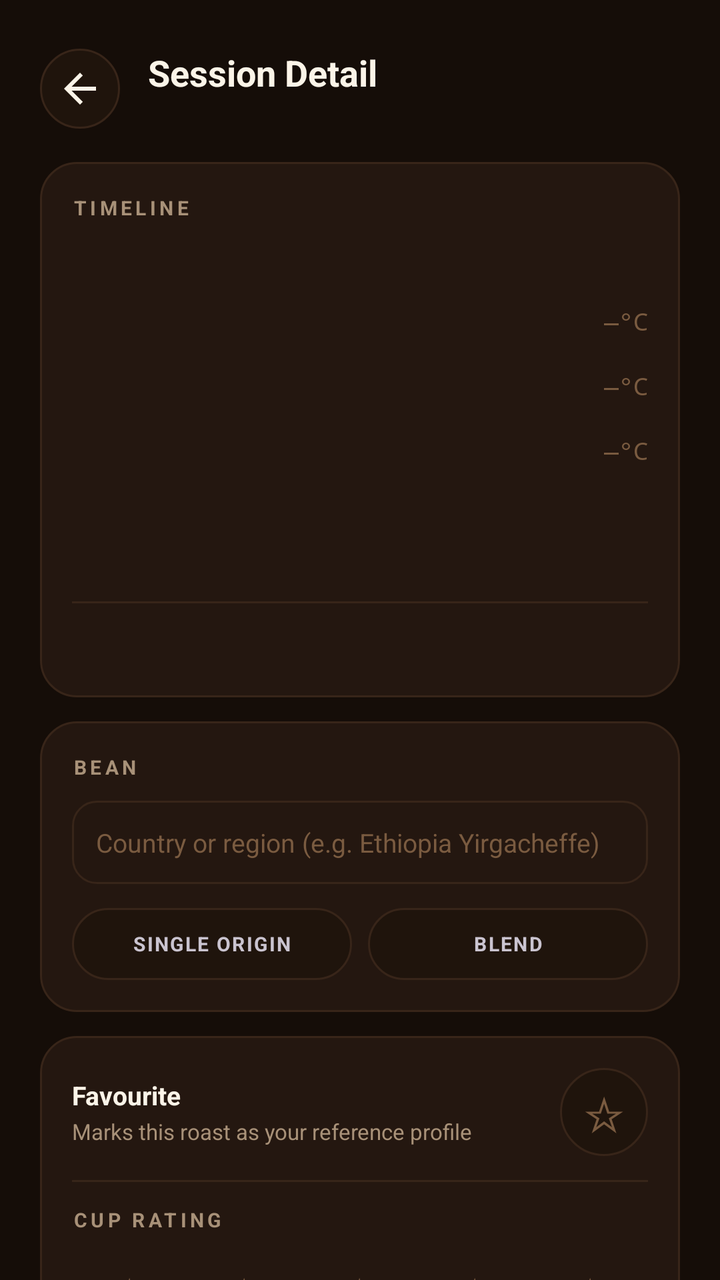
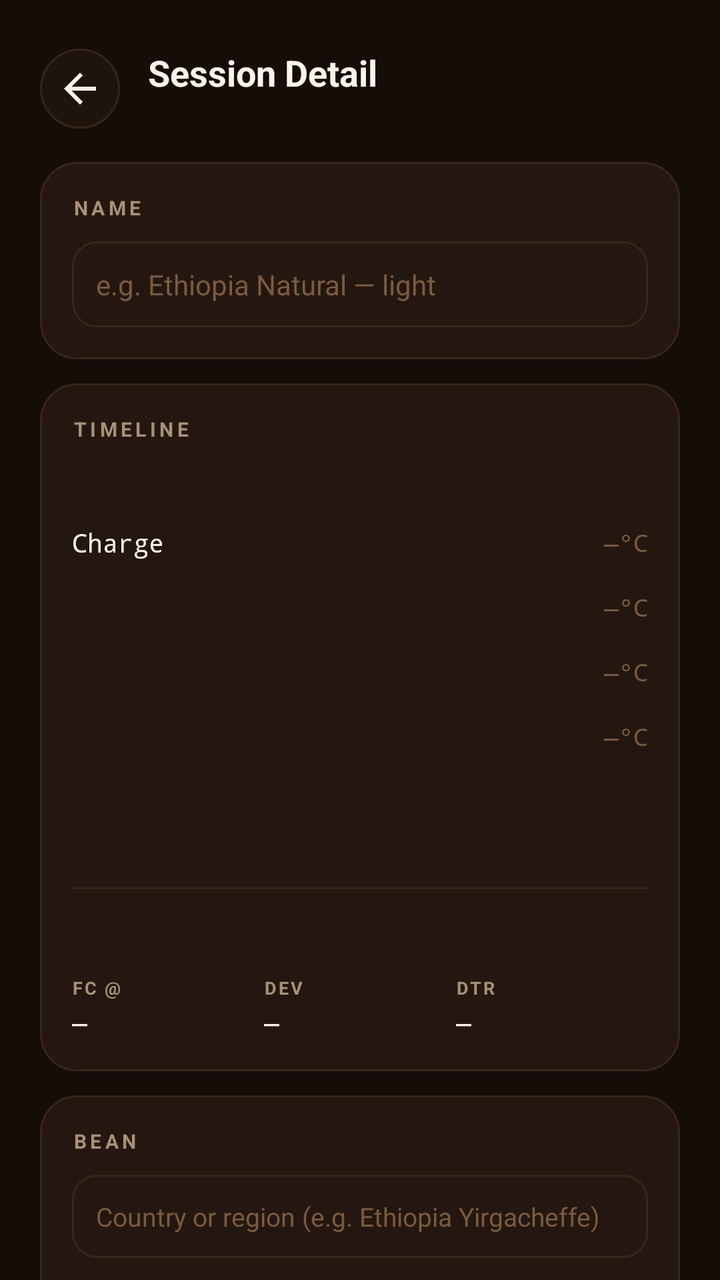

An Android layout rendered at two revisions. The XML below is the earlier revision; the diff shows what the commit changed to produce the second picture.
<!-- AndroidManifest.xml: application theme Theme.RoastCompanion -->
<!-- res/layout/fragment_session_detail.xml -->
<?xml version="1.0" encoding="utf-8"?>
<androidx.core.widget.NestedScrollView
    xmlns:android="http://schemas.android.com/apk/res/android"
    android:layout_width="match_parent"
    android:layout_height="match_parent"
    android:background="@color/lab_background"
    android:fitsSystemWindows="true"
    android:clipToPadding="false"
    android:paddingBottom="88dp">

    <LinearLayout
        android:layout_width="match_parent"
        android:layout_height="wrap_content"
        android:orientation="vertical"
        android:paddingHorizontal="@dimen/screen_padding"
        android:paddingTop="24dp">

        
        <LinearLayout
            android:layout_width="match_parent"
            android:layout_height="wrap_content"
            android:orientation="horizontal"
            android:gravity="center_vertical"
            android:layout_marginBottom="16dp">

            <ImageView
                android:id="@+id/btn_back"
                android:layout_width="40dp"
                android:layout_height="40dp"
                android:src="@drawable/ic_back"
                android:padding="8dp"
                android:background="@drawable/bg_phase_pill"
                android:contentDescription="Back" />

            <LinearLayout
                android:layout_width="0dp"
                android:layout_height="wrap_content"
                android:layout_weight="1"
                android:orientation="vertical"
                android:layout_marginStart="14dp">

                <TextView
                    android:layout_width="wrap_content"
                    android:layout_height="wrap_content"
                    android:text="@string/session_detail"
                    android:textColor="@color/lab_text"
                    android:textSize="18sp"
                    android:textStyle="bold" />

                <TextView
                    android:id="@+id/tv_session_date"
                    android:layout_width="wrap_content"
                    android:layout_height="wrap_content"
                    android:textColor="@color/lab_text_muted"
                    android:textSize="11sp"
                    android:layout_marginTop="2dp" />
            </LinearLayout>
        </LinearLayout>

        
        <LinearLayout
            android:layout_width="match_parent"
            android:layout_height="wrap_content"
            android:orientation="vertical"
            android:background="@drawable/bg_card_surface"
            android:padding="16dp"
            android:layout_marginBottom="12dp">

            <TextView
                android:layout_width="wrap_content"
                android:layout_height="wrap_content"
                android:text="TIMELINE"
                android:textColor="@color/lab_text_muted"
                android:textSize="10sp"
                android:textStyle="bold"
                android:letterSpacing="0.18"
                android:layout_marginBottom="12dp" />

            <TextView android:id="@+id/tv_start" android:layout_width="match_parent" android:layout_height="wrap_content"
                android:textColor="@color/lab_text" android:textSize="13sp" android:fontFamily="monospace" />

            
            <LinearLayout android:layout_width="match_parent" android:layout_height="wrap_content"
                android:orientation="horizontal" android:gravity="center_vertical" android:layout_marginTop="8dp">
                <TextView android:id="@+id/tv_fc_start" android:layout_width="0dp" android:layout_height="wrap_content"
                    android:layout_weight="1" android:textColor="@color/lab_text" android:textSize="13sp" android:fontFamily="monospace" />
                <EditText android:id="@+id/et_fc_start_temp" android:layout_width="80dp" android:layout_height="wrap_content"
                    android:hint="—°C" android:textColor="@color/lab_text" android:textColorHint="@color/lab_text_dim"
                    android:textSize="12sp" android:fontFamily="monospace" android:gravity="end"
                    android:inputType="numberDecimal" android:background="@null" android:importantForAutofill="no"
                    android:imeOptions="actionDone" android:paddingVertical="4dp" />
            </LinearLayout>

            
            <LinearLayout android:layout_width="match_parent" android:layout_height="wrap_content"
                android:orientation="horizontal" android:gravity="center_vertical" android:layout_marginTop="8dp">
                <TextView android:id="@+id/tv_fc_end" android:layout_width="0dp" android:layout_height="wrap_content"
                    android:layout_weight="1" android:textColor="@color/lab_text" android:textSize="13sp" android:fontFamily="monospace" />
                <EditText android:id="@+id/et_fc_end_temp" android:layout_width="80dp" android:layout_height="wrap_content"
                    android:hint="—°C" android:textColor="@color/lab_text" android:textColorHint="@color/lab_text_dim"
                    android:textSize="12sp" android:fontFamily="monospace" android:gravity="end"
                    android:inputType="numberDecimal" android:background="@null" android:importantForAutofill="no"
                    android:imeOptions="actionDone" android:paddingVertical="4dp" />
            </LinearLayout>

            
            <LinearLayout android:layout_width="match_parent" android:layout_height="wrap_content"
                android:orientation="horizontal" android:gravity="center_vertical" android:layout_marginTop="8dp">
                <TextView android:id="@+id/tv_sc" android:layout_width="0dp" android:layout_height="wrap_content"
                    android:layout_weight="1" android:textColor="@color/lab_text" android:textSize="13sp" android:fontFamily="monospace" />
                <EditText android:id="@+id/et_sc_temp" android:layout_width="80dp" android:layout_height="wrap_content"
                    android:hint="—°C" android:textColor="@color/lab_text" android:textColorHint="@color/lab_text_dim"
                    android:textSize="12sp" android:fontFamily="monospace" android:gravity="end"
                    android:inputType="numberDecimal" android:background="@null" android:importantForAutofill="no"
                    android:imeOptions="actionDone" android:paddingVertical="4dp" />
            </LinearLayout>

            <TextView android:id="@+id/tv_cooling" android:layout_width="match_parent" android:layout_height="wrap_content"
                android:textColor="@color/lab_text" android:textSize="13sp" android:fontFamily="monospace" android:layout_marginTop="8dp" />
            <TextView android:id="@+id/tv_end" android:layout_width="match_parent" android:layout_height="wrap_content"
                android:textColor="@color/lab_text" android:textSize="13sp" android:fontFamily="monospace" android:layout_marginTop="8dp" />

            <View
                android:layout_width="match_parent"
                android:layout_height="1dp"
                android:background="@color/lab_border"
                android:layout_marginVertical="12dp" />

            <TextView android:id="@+id/tv_total" android:layout_width="match_parent" android:layout_height="wrap_content"
                android:textColor="@color/lab_amber" android:textSize="14sp" android:textStyle="bold" android:fontFamily="monospace" />
        </LinearLayout>

        
        <LinearLayout
            android:layout_width="match_parent"
            android:layout_height="wrap_content"
            android:orientation="vertical"
            android:background="@drawable/bg_card_surface"
            android:padding="16dp"
            android:layout_marginBottom="12dp">

            <TextView
                android:layout_width="wrap_content"
                android:layout_height="wrap_content"
                android:text="BEAN"
                android:textColor="@color/lab_text_muted"
                android:textSize="10sp"
                android:textStyle="bold"
                android:letterSpacing="0.18"
                android:layout_marginBottom="10dp" />

            <EditText
                android:id="@+id/et_bean_origin"
                android:layout_width="match_parent"
                android:layout_height="wrap_content"
                android:hint="Country or region (e.g. Ethiopia Yirgacheffe)"
                android:textColor="@color/lab_text"
                android:textColorHint="@color/lab_text_dim"
                android:textSize="13sp"
                android:background="@drawable/bg_search"
                android:padding="12dp"
                android:inputType="textCapWords"
                android:importantForAutofill="no"
                android:layout_marginBottom="12dp" />

            <LinearLayout
                android:layout_width="match_parent"
                android:layout_height="wrap_content"
                android:orientation="horizontal">

                <TextView
                    android:id="@+id/chip_single_origin"
                    android:layout_width="0dp"
                    android:layout_height="36dp"
                    android:layout_weight="1"
                    android:text="SINGLE ORIGIN"
                    android:textSize="10sp"
                    android:textStyle="bold"
                    android:letterSpacing="0.08"
                    android:gravity="center"
                    android:background="@drawable/bg_phase_pill"
                    android:layout_marginEnd="8dp" />

                <TextView
                    android:id="@+id/chip_blend"
                    android:layout_width="0dp"
                    android:layout_height="36dp"
                    android:layout_weight="1"
                    android:text="BLEND"
                    android:textSize="10sp"
                    android:textStyle="bold"
                    android:letterSpacing="0.08"
                    android:gravity="center"
                    android:background="@drawable/bg_phase_pill" />
            </LinearLayout>
        </LinearLayout>

        
        <LinearLayout
            android:layout_width="match_parent"
            android:layout_height="wrap_content"
            android:orientation="vertical"
            android:background="@drawable/bg_card_surface"
            android:padding="16dp"
            android:layout_marginBottom="12dp">

            <LinearLayout
                android:layout_width="match_parent"
                android:layout_height="wrap_content"
                android:orientation="horizontal"
                android:gravity="center_vertical">

                <LinearLayout
                    android:layout_width="0dp"
                    android:layout_height="wrap_content"
                    android:layout_weight="1"
                    android:orientation="vertical">

                    <TextView
                        android:layout_width="wrap_content"
                        android:layout_height="wrap_content"
                        android:text="@string/favourite_this_roast"
                        android:textColor="@color/lab_text"
                        android:textSize="13sp"
                        android:textStyle="bold" />

                    <TextView
                        android:layout_width="wrap_content"
                        android:layout_height="wrap_content"
                        android:text="@string/favourite_desc"
                        android:textColor="@color/lab_text_muted"
                        android:textSize="11sp"
                        android:layout_marginTop="2dp" />
                </LinearLayout>

                <TextView
                    android:id="@+id/btn_favorite"
                    android:layout_width="44dp"
                    android:layout_height="44dp"
                    android:text="☆"
                    android:textColor="@color/lab_text_dim"
                    android:textSize="24sp"
                    android:gravity="center"
                    android:background="@drawable/bg_phase_pill" />
            </LinearLayout>

            <View
                android:layout_width="match_parent"
                android:layout_height="1dp"
                android:background="@color/lab_border"
                android:layout_marginVertical="12dp" />

            <TextView
                android:layout_width="wrap_content"
                android:layout_height="wrap_content"
                android:text="@string/rating_label"
                android:textColor="@color/lab_text_muted"
                android:textSize="10sp"
                android:textStyle="bold"
                android:letterSpacing="0.18"
                android:layout_marginBottom="8dp" />

            <LinearLayout
                android:id="@+id/rating_row"
                android:layout_width="match_parent"
                android:layout_height="wrap_content"
                android:orientation="horizontal">

                <TextView
                    android:id="@+id/star_1"
                    android:layout_width="0dp"
                    android:layout_height="44dp"
                    android:layout_weight="1"
                    android:text="☆"
                    android:textColor="@color/lab_text_dim"
                    android:textSize="24sp"
                    android:gravity="center" />

                <TextView
                    android:id="@+id/star_2"
                    android:layout_width="0dp"
                    android:layout_height="44dp"
                    android:layout_weight="1"
                    android:text="☆"
                    android:textColor="@color/lab_text_dim"
                    android:textSize="24sp"
                    android:gravity="center" />

                <TextView
                    android:id="@+id/star_3"
                    android:layout_width="0dp"
                    android:layout_height="44dp"
                    android:layout_weight="1"
                    android:text="☆"
                    android:textColor="@color/lab_text_dim"
                    android:textSize="24sp"
                    android:gravity="center" />

                <TextView
                    android:id="@+id/star_4"
                    android:layout_width="0dp"
                    android:layout_height="44dp"
                    android:layout_weight="1"
                    android:text="☆"
                    android:textColor="@color/lab_text_dim"
                    android:textSize="24sp"
                    android:gravity="center" />

                <TextView
                    android:id="@+id/star_5"
                    android:layout_width="0dp"
                    android:layout_height="44dp"
                    android:layout_weight="1"
                    android:text="☆"
                    android:textColor="@color/lab_text_dim"
                    android:textSize="24sp"
                    android:gravity="center" />
            </LinearLayout>
        </LinearLayout>

        
        <LinearLayout
            android:layout_width="match_parent"
            android:layout_height="wrap_content"
            android:orientation="vertical"
            android:background="@drawable/bg_card_surface"
            android:padding="16dp">

            <TextView
                android:layout_width="wrap_content"
                android:layout_height="wrap_content"
                android:text="NOTES"
                android:textColor="@color/lab_text_muted"
                android:textSize="10sp"
                android:textStyle="bold"
                android:letterSpacing="0.18"
                android:layout_marginBottom="10dp" />

            <EditText
                android:id="@+id/et_notes"
                android:layout_width="match_parent"
                android:layout_height="wrap_content"
                android:minHeight="120dp"
                android:gravity="top|start"
                android:hint="@string/notes_hint"
                android:textColorHint="@color/lab_text_dim"
                android:textColor="@color/lab_text"
                android:textSize="14sp"
                android:lineSpacingExtra="4dp"
                android:background="@drawable/bg_search"
                android:padding="14dp"
                android:inputType="textMultiLine|textCapSentences"
                android:importantForAutofill="no" />

            <Button
                android:id="@+id/btn_save_notes"
                android:layout_width="match_parent"
                android:layout_height="48dp"
                android:text="@string/save"
                android:textColor="@color/lab_background"
                android:textSize="14sp"
                android:textStyle="bold"
                android:background="@drawable/bg_btn_primary"
                android:stateListAnimator="@null"
                android:layout_marginTop="12dp" />
        </LinearLayout>

    </LinearLayout>
</androidx.core.widget.NestedScrollView>
<!-- resources referenced by this layout -->
<resources>
  <color name="lab_amber">#FF9544</color>
  <color name="lab_background">#150D08</color>
  <color name="lab_border">#382519</color>
  <color name="lab_text">#FBF4E8</color>
  <color name="lab_text_dim">#7A5B40</color>
  <color name="lab_text_muted">#A89178</color>
  <dimen name="screen_padding">20dp</dimen>
  <!-- drawable bg_btn_primary (drawable) -->
  <?xml version="1.0" encoding="utf-8"?>
  <shape xmlns:android="http://schemas.android.com/apk/res/android"
      android:shape="rectangle">
      <gradient
          android:angle="315"
          android:startColor="@color/lab_amber"
          android:endColor="@color/lab_amber_dim"
          android:type="linear" />
      <corners android:radius="16dp" />
  </shape>
  <!-- drawable bg_card_surface (drawable) -->
  <?xml version="1.0" encoding="utf-8"?>
  <shape xmlns:android="http://schemas.android.com/apk/res/android"
      android:shape="rectangle">
      <solid android:color="@color/lab_surface" />
      <stroke android:width="1dp" android:color="@color/lab_border" />
      <corners android:radius="@dimen/card_corner_radius" />
  </shape>
  <!-- drawable bg_phase_pill (drawable) -->
  <?xml version="1.0" encoding="utf-8"?>
  <shape xmlns:android="http://schemas.android.com/apk/res/android"
      android:shape="rectangle">
      <solid android:color="@color/lab_surface_2" />
      <stroke android:width="1dp" android:color="@color/lab_border" />
      <corners android:radius="999dp" />
  </shape>
  <!-- drawable bg_search (drawable) -->
  <?xml version="1.0" encoding="utf-8"?>
  <shape xmlns:android="http://schemas.android.com/apk/res/android"
      android:shape="rectangle">
      <solid android:color="@color/lab_surface" />
      <stroke android:width="1dp" android:color="@color/lab_border" />
      <corners android:radius="12dp" />
  </shape>
  <!-- drawable ic_back (drawable) -->
  <?xml version="1.0" encoding="utf-8"?>
  <vector xmlns:android="http://schemas.android.com/apk/res/android"
      android:width="24dp"
      android:height="24dp"
      android:viewportWidth="24"
      android:viewportHeight="24">
      <path
          android:fillColor="?attr/colorOnSurface"
          android:pathData="M20,11H7.83l5.59,-5.59L12,4l-8,8 8,8 1.41,-1.41L7.83,13H20v-2z" />
  </vector>
  <string name="favourite_desc">Marks this roast as your reference profile</string>
  <string name="favourite_this_roast">Favourite</string>
  <string name="notes_hint">Session notes…</string>
  <string name="rating_label">CUP RATING</string>
  <string name="save">Save</string>
  <string name="session_detail">Session Detail</string>
  <color name="lab_amber_dim">#C8541A</color>
  <color name="lab_surface">#241710</color>
  <dimen name="card_corner_radius">18dp</dimen>
  <color name="lab_surface_2">#1F140C</color>
  <color name="md_light_primary_container">#5A3000</color>
  <color name="md_light_on_primary_container">#FFDDB3</color>
  <color name="md_light_secondary">#FFCC80</color>
  <color name="md_light_on_secondary">#3E2000</color>
  <color name="lab_red">#E84A3A</color>
  <color name="md_light_tertiary_container">#7A2800</color>
  <color name="md_light_on_tertiary_container">#FFDBCF</color>
  <style name="Widget.RoastCompanion.Slider" parent="Widget.Material3.Slider">
          <item name="trackColorActive">@color/lab_amber</item>
          <item name="trackColorInactive">@color/lab_border</item>
          <item name="thumbColor">@color/lab_amber</item>
          <item name="haloColor">#33FF9544</item>
          <item name="tickColor">@android:color/transparent</item>
          <item name="tickVisible">false</item>
          <item name="trackHeight">4dp</item>
      </style>
  <!-- unchanged entries left out for length: 1 -->
</resources>

<!-- the commit's change to res/layout/fragment_session_detail.xml (unified diff, before → after) -->
@@ -69,6 +69,41 @@
             <TextView
                 android:layout_width="wrap_content"
                 android:layout_height="wrap_content"
+                android:text="NAME"
+                android:textColor="@color/lab_text_muted"
+                android:textSize="10sp"
+                android:textStyle="bold"
+                android:letterSpacing="0.18"
+                android:layout_marginBottom="10dp" />
+
+            <EditText
+                android:id="@+id/et_roast_name"
+                android:layout_width="match_parent"
+                android:layout_height="wrap_content"
+                android:hint="e.g. Ethiopia Natural — light"
+                android:textColor="@color/lab_text"
+                android:textColorHint="@color/lab_text_dim"
+                android:textSize="14sp"
+                android:background="@drawable/bg_search"
+                android:padding="12dp"
+                android:inputType="textCapWords"
+                android:importantForAutofill="no"
+                android:imeOptions="actionDone"
+                android:singleLine="true" />
+        </LinearLayout>
+
+        
+        <LinearLayout
+            android:layout_width="match_parent"
+            android:layout_height="wrap_content"
+            android:orientation="vertical"
+            android:background="@drawable/bg_card_surface"
+            android:padding="16dp"
+            android:layout_marginBottom="12dp">
+
+            <TextView
+                android:layout_width="wrap_content"
+                android:layout_height="wrap_content"
                 android:text="TIMELINE"
                 android:textColor="@color/lab_text_muted"
                 android:textSize="10sp"
@@ -78,6 +113,19 @@
 
             <TextView android:id="@+id/tv_start" android:layout_width="match_parent" android:layout_height="wrap_content"
                 android:textColor="@color/lab_text" android:textSize="13sp" android:fontFamily="monospace" />
+
+            
+            <LinearLayout android:layout_width="match_parent" android:layout_height="wrap_content"
+                android:orientation="horizontal" android:gravity="center_vertical" android:layout_marginTop="8dp">
+                <TextView android:layout_width="0dp" android:layout_height="wrap_content"
+                    android:layout_weight="1" android:text="Charge"
+                    android:textColor="@color/lab_text" android:textSize="13sp" android:fontFamily="monospace" />
+                <EditText android:id="@+id/et_charge_temp" android:layout_width="80dp" android:layout_height="wrap_content"
+                    android:hint="—°C" android:textColor="@color/lab_text" android:textColorHint="@color/lab_text_dim"
+                    android:textSize="12sp" android:fontFamily="monospace" android:gravity="end"
+                    android:inputType="numberDecimal" android:background="@null" android:importantForAutofill="no"
+                    android:imeOptions="actionDone" android:paddingVertical="4dp" />
+            </LinearLayout>
 
             
             <LinearLayout android:layout_width="match_parent" android:layout_height="wrap_content"
@@ -128,6 +176,50 @@
 
             <TextView android:id="@+id/tv_total" android:layout_width="match_parent" android:layout_height="wrap_content"
                 android:textColor="@color/lab_amber" android:textSize="14sp" android:textStyle="bold" android:fontFamily="monospace" />
+
+            
+            <LinearLayout android:layout_width="match_parent" android:layout_height="wrap_content"
+                android:orientation="horizontal" android:layout_marginTop="12dp">
+
+                <LinearLayout android:layout_width="0dp" android:layout_height="wrap_content"
+                    android:layout_weight="1" android:orientation="vertical">
+                    <TextView android:layout_width="wrap_content" android:layout_height="wrap_content"
+                        android:text="FC @"
+                        android:textColor="@color/lab_text_muted" android:textSize="9sp" android:textStyle="bold"
+                        android:letterSpacing="0.1" />
+                    <TextView android:id="@+id/tv_fc_from_start"
+                        android:layout_width="wrap_content" android:layout_height="wrap_content"
+                        android:text="—"
+                        android:textColor="@color/lab_text" android:textSize="13sp" android:fontFamily="monospace"
+                        android:layout_marginTop="2dp" />
+                </LinearLayout>
+
+                <LinearLayout android:layout_width="0dp" android:layout_height="wrap_content"
+                    android:layout_weight="1" android:orientation="vertical">
+                    <TextView android:layout_width="wrap_content" android:layout_height="wrap_content"
+                        android:text="DEV"
+                        android:textColor="@color/lab_text_muted" android:textSize="9sp" android:textStyle="bold"
+                        android:letterSpacing="0.1" />
+                    <TextView android:id="@+id/tv_dev_time"
+                        android:layout_width="wrap_content" android:layout_height="wrap_content"
+                        android:text="—"
+                        android:textColor="@color/lab_text" android:textSize="13sp" android:fontFamily="monospace"
+                        android:layout_marginTop="2dp" />
+                </LinearLayout>
+
+                <LinearLayout android:layout_width="0dp" android:layout_height="wrap_content"
+                    android:layout_weight="1" android:orientation="vertical">
+                    <TextView android:layout_width="wrap_content" android:layout_height="wrap_content"
+                        android:text="DTR"
+                        android:textColor="@color/lab_text_muted" android:textSize="9sp" android:textStyle="bold"
+                        android:letterSpacing="0.1" />
+                    <TextView android:id="@+id/tv_dtr"
+                        android:layout_width="wrap_content" android:layout_height="wrap_content"
+                        android:text="—"
+                        android:textColor="@color/lab_text" android:textSize="13sp" android:fontFamily="monospace"
+                        android:layout_marginTop="2dp" />
+                </LinearLayout>
+            </LinearLayout>
         </LinearLayout>
 
         
@@ -192,6 +284,139 @@
                     android:letterSpacing="0.08"
                     android:gravity="center"
                     android:background="@drawable/bg_phase_pill" />
+            </LinearLayout>
+        </LinearLayout>
+
+        
+        <LinearLayout
+            android:layout_width="match_parent"
+            android:layout_height="wrap_content"
+            android:orientation="vertical"
+            android:background="@drawable/bg_card_surface"
+            android:padding="16dp"
+            android:layout_marginBottom="12dp">
+
+            <TextView
+                android:layout_width="wrap_content"
+                android:layout_height="wrap_content"
+                android:text="BATCH"
+                android:textColor="@color/lab_text_muted"
+                android:textSize="10sp"
+                android:textStyle="bold"
+                android:letterSpacing="0.18"
+                android:layout_marginBottom="12dp" />
+
+            
+            <LinearLayout
+                android:layout_width="match_parent"
+                android:layout_height="wrap_content"
+                android:orientation="horizontal"
+                android:gravity="center_vertical"
+                android:layout_marginBottom="16dp">
+
+                <LinearLayout android:layout_width="0dp" android:layout_height="wrap_content"
+                    android:layout_weight="1" android:orientation="vertical">
+                    <TextView android:layout_width="wrap_content" android:layout_height="wrap_content"
+                        android:text="GREEN (g)"
+                        android:textColor="@color/lab_text_muted" android:textSize="9sp"
+                        android:textStyle="bold" android:letterSpacing="0.1" />
+                    <EditText android:id="@+id/et_green_weight"
+                        android:layout_width="match_parent" android:layout_height="wrap_content"
+                        android:hint="—" android:textColor="@color/lab_text" android:textColorHint="@color/lab_text_dim"
+                        android:textSize="18sp" android:fontFamily="monospace"
+                        android:inputType="numberDecimal" android:background="@null"
+                        android:importantForAutofill="no" android:imeOptions="actionNext"
+                        android:paddingVertical="4dp" android:layout_marginTop="2dp" />
+                </LinearLayout>
+
+                <TextView
+                    android:layout_width="wrap_content"
+                    android:layout_height="wrap_content"
+                    android:text="→"
+                    android:textColor="@color/lab_text_dim"
+                    android:textSize="16sp"
+                    android:paddingHorizontal="12dp" />
+
+                <LinearLayout android:layout_width="0dp" android:layout_height="wrap_content"
+                    android:layout_weight="1" android:orientation="vertical">
+                    <TextView android:layout_width="wrap_content" android:layout_height="wrap_content"
+                        android:text="ROASTED (g)"
+                        android:textColor="@color/lab_text_muted" android:textSize="9sp"
+                        android:textStyle="bold" android:letterSpacing="0.1" />
+                    <EditText android:id="@+id/et_roasted_weight"
+                        android:layout_width="match_parent" android:layout_height="wrap_content"
+                        android:hint="—" android:textColor="@color/lab_text" android:textColorHint="@color/lab_text_dim"
+                        android:textSize="18sp" android:fontFamily="monospace"
+                        android:inputType="numberDecimal" android:background="@null"
+                        android:importantForAutofill="no" android:imeOptions="actionDone"
+                        android:paddingVertical="4dp" android:layout_marginTop="2dp" />
+                </LinearLayout>
+
+                <LinearLayout android:layout_width="wrap_content" android:layout_height="wrap_content"
+                    android:orientation="vertical" android:layout_marginStart="12dp"
+                    android:gravity="center_horizontal">
+                    <TextView android:layout_width="wrap_content" android:layout_height="wrap_content"
+                        android:text="LOSS"
+                        android:textColor="@color/lab_text_muted" android:textSize="9sp"
+                        android:textStyle="bold" android:letterSpacing="0.1" />
+                    <TextView android:id="@+id/tv_weight_loss"
+                        android:layout_width="wrap_content" android:layout_height="wrap_content"
+                        android:text="—"
+                        android:textColor="@color/lab_amber" android:textSize="16sp"
+                        android:fontFamily="monospace" android:layout_marginTop="2dp" />
+                </LinearLayout>
+            </LinearLayout>
+
+            
+            <TextView
+                android:layout_width="wrap_content"
+                android:layout_height="wrap_content"
+                android:text="ROAST LEVEL"
+                android:textColor="@color/lab_text_muted"
+                android:textSize="9sp"
+                android:textStyle="bold"
+                android:letterSpacing="0.1"
+                android:layout_marginBottom="8dp" />
+
+            <LinearLayout
+                android:layout_width="match_parent"
+                android:layout_height="wrap_content"
+                android:orientation="horizontal"
+                android:layout_marginBottom="6dp">
+                <TextView android:id="@+id/chip_city"
+                    android:layout_width="0dp" android:layout_height="32dp" android:layout_weight="1"
+                    android:text="City" android:textSize="9sp" android:textStyle="bold"
+                    android:gravity="center" android:background="@drawable/bg_phase_pill"
+                    android:layout_marginEnd="4dp" />
+                <TextView android:id="@+id/chip_city_plus"
+                    android:layout_width="0dp" android:layout_height="32dp" android:layout_weight="1"
+                    android:text="City+" android:textSize="9sp" android:textStyle="bold"
+                    android:gravity="center" android:background="@drawable/bg_phase_pill"
+                    android:layout_marginEnd="4dp" />
+                <TextView android:id="@+id/chip_full_city"
+                    android:layout_width="0dp" android:layout_height="32dp" android:layout_weight="1"
+                    android:text="Full City" android:textSize="9sp" android:textStyle="bold"
+                    android:gravity="center" android:background="@drawable/bg_phase_pill" />
+            </LinearLayout>
+
+            <LinearLayout
+                android:layout_width="match_parent"
+                android:layout_height="wrap_content"
+                android:orientation="horizontal">
+                <TextView android:id="@+id/chip_full_city_plus"
+                    android:layout_width="0dp" android:layout_height="32dp" android:layout_weight="1"
+                    android:text="Full City+" android:textSize="9sp" android:textStyle="bold"
+                    android:gravity="center" android:background="@drawable/bg_phase_pill"
+                    android:layout_marginEnd="4dp" />
+                <TextView android:id="@+id/chip_vienna"
+                    android:layout_width="0dp" android:layout_height="32dp" android:layout_weight="1"
+                    android:text="Vienna" android:textSize="9sp" android:textStyle="bold"
+                    android:gravity="center" android:background="@drawable/bg_phase_pill"
+                    android:layout_marginEnd="4dp" />
+                <TextView android:id="@+id/chip_french"
+                    android:layout_width="0dp" android:layout_height="32dp" android:layout_weight="1"
+                    android:text="French" android:textSize="9sp" android:textStyle="bold"
+                    android:gravity="center" android:background="@drawable/bg_phase_pill" />
             </LinearLayout>
         </LinearLayout>
 
